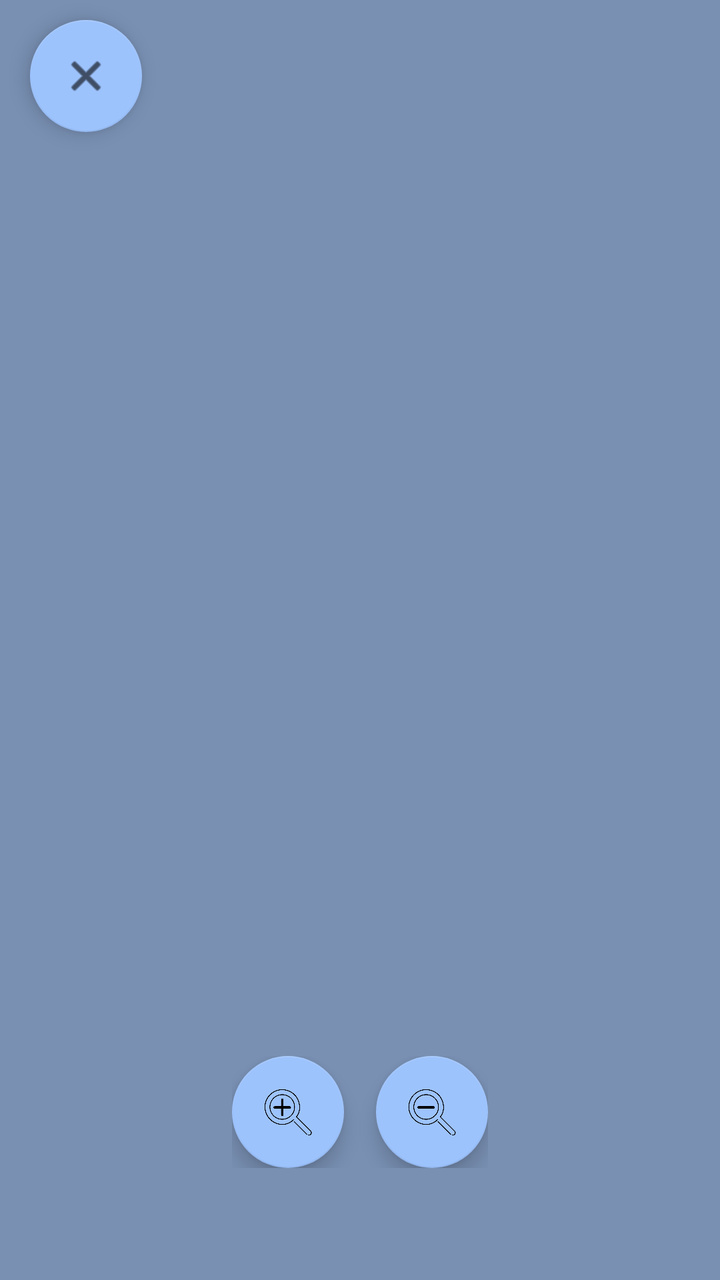
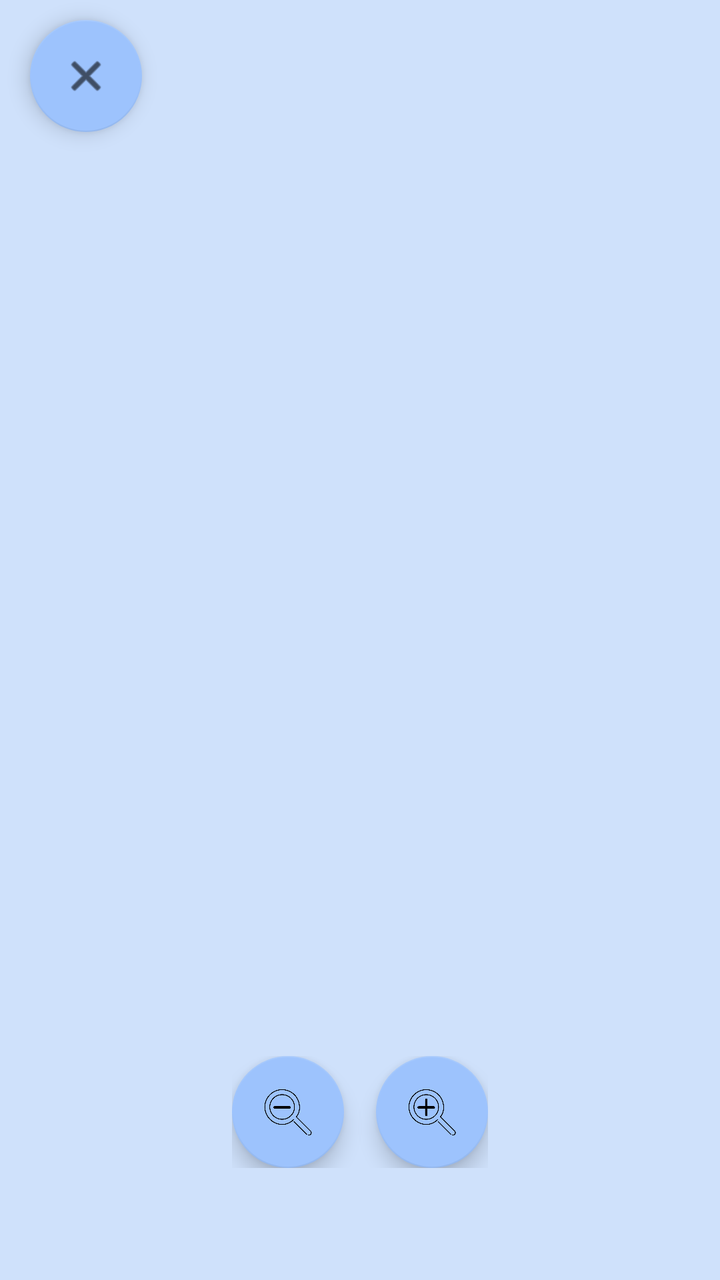

Two renders of the same Android screen: before a commit and after it. Below are the layout's source before the change and the commit's diff.
<!-- AndroidManifest.xml: application theme Theme.App_test -->
<!-- res/layout/dialog_image_zoom.xml -->
<?xml version="1.0" encoding="utf-8"?>
<FrameLayout xmlns:android="http://schemas.android.com/apk/res/android"
    xmlns:app="http://schemas.android.com/apk/res-auto"
    android:layout_width="match_parent"
    android:layout_height="match_parent"
    android:background="#7990B3">

    <ImageView
        android:id="@+id/dialog_image_view"
        android:layout_width="match_parent"
        android:layout_height="match_parent"
        android:scaleType="centerInside"
        android:contentDescription="拡大される画像です" />

    <LinearLayout
        android:layout_width="wrap_content"
        android:layout_height="wrap_content"
        android:layout_marginBottom="40dp"
        android:layout_gravity="bottom|center_horizontal"
        android:orientation="horizontal"
        android:padding="16dp">

        <com.google.android.material.floatingactionbutton.FloatingActionButton
            android:id="@+id/zoom_in_button"
            android:layout_width="wrap_content"
            android:layout_height="wrap_content"
            android:layout_marginEnd="16dp"
            android:clickable="true"
            android:contentDescription="画像拡大ボタンです"
            android:scaleType="fitCenter"
            app:backgroundTint="#9DC3FD"
            app:srcCompat="@drawable/image_zoom_in" />

        <com.google.android.material.floatingactionbutton.FloatingActionButton
            android:id="@+id/zoom_out_button"
            android:layout_width="wrap_content"
            android:layout_height="wrap_content"
            android:clickable="true"
            android:contentDescription="画像縮小ボタンです"
            android:scaleType="fitCenter"
            app:backgroundTint="#9DC3FD"
            app:srcCompat="@drawable/image_zoom_out" />
    </LinearLayout>

    <com.google.android.material.floatingactionbutton.FloatingActionButton
        android:id="@+id/close_button"
        android:layout_width="wrap_content"
        android:layout_height="wrap_content"
        android:layout_marginStart="15dp"
        android:layout_marginTop="10dp"
        app:layout_constraintStart_toStartOf="parent"
        app:layout_constraintTop_toTopOf="parent"
        android:clickable="true"
        android:contentDescription="画像ダイアログを閉じます"
        app:backgroundTint="#9DC3FD"
        app:srcCompat="@android:drawable/ic_menu_close_clear_cancel" />

</FrameLayout>
<!-- resources referenced by this layout -->
<resources>
  <!-- drawable image_zoom_in: png bitmap (drawable, 316860 bytes) -->
  <!-- drawable image_zoom_out: png bitmap (drawable, 308301 bytes) -->
  <style name="Theme.App_test" parent="Theme.MaterialComponents.DayNight.DarkActionBar">
          
          <item name="colorPrimary">@color/purple_500</item>
          <item name="colorPrimaryVariant">@color/purple_700</item>
          <item name="colorOnPrimary">@color/white</item>
          
          <item name="colorSecondary">@color/teal_200</item>
          <item name="colorSecondaryVariant">@color/teal_700</item>
          <item name="colorOnSecondary">@color/black</item>
          
          <item name="android:statusBarColor">?attr/colorPrimaryVariant</item>
          
  
      </style>
  <color name="purple_500">#FF6200EE</color>
  <color name="purple_700">#0440D7</color>
  <color name="white">#FFFFFFFF</color>
  <color name="teal_200">#FF03DAC5</color>
  <color name="teal_700">#FF018786</color>
  <color name="black">#FF000000</color>
</resources>

<!-- the commit's change to res/layout/dialog_image_zoom.xml (unified diff, before → after) -->
@@ -3,7 +3,7 @@
     xmlns:app="http://schemas.android.com/apk/res-auto"
     android:layout_width="match_parent"
     android:layout_height="match_parent"
-    android:background="#7990B3">
+    android:background="#CFE1FB">
 
     <ImageView
         android:id="@+id/dialog_image_view"
@@ -21,25 +21,25 @@
         android:padding="16dp">
 
         <com.google.android.material.floatingactionbutton.FloatingActionButton
+            android:id="@+id/zoom_out_button"
+            android:layout_width="wrap_content"
+            android:layout_height="wrap_content"
+            android:layout_marginEnd="16dp"
+            android:clickable="true"
+            android:contentDescription="画像縮小ボタンです"
+            android:scaleType="fitCenter"
+            app:backgroundTint="#9DC3FD"
+            app:srcCompat="@drawable/image_zoom_out" />
+
+        <com.google.android.material.floatingactionbutton.FloatingActionButton
             android:id="@+id/zoom_in_button"
             android:layout_width="wrap_content"
             android:layout_height="wrap_content"
-            android:layout_marginEnd="16dp"
             android:clickable="true"
             android:contentDescription="画像拡大ボタンです"
             android:scaleType="fitCenter"
             app:backgroundTint="#9DC3FD"
             app:srcCompat="@drawable/image_zoom_in" />
-
-        <com.google.android.material.floatingactionbutton.FloatingActionButton
-            android:id="@+id/zoom_out_button"
-            android:layout_width="wrap_content"
-            android:layout_height="wrap_content"
-            android:clickable="true"
-            android:contentDescription="画像縮小ボタンです"
-            android:scaleType="fitCenter"
-            app:backgroundTint="#9DC3FD"
-            app:srcCompat="@drawable/image_zoom_out" />
     </LinearLayout>
 
     <com.google.android.material.floatingactionbutton.FloatingActionButton
